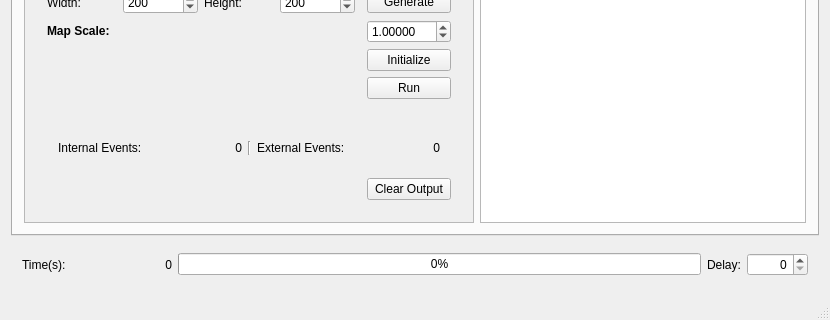
Qt form mainwindow.ui (sojoe02/RANA) before a commit; both pictures show x 0 to 830 and y 347 to 667 of the 830 by 667 pixel window.
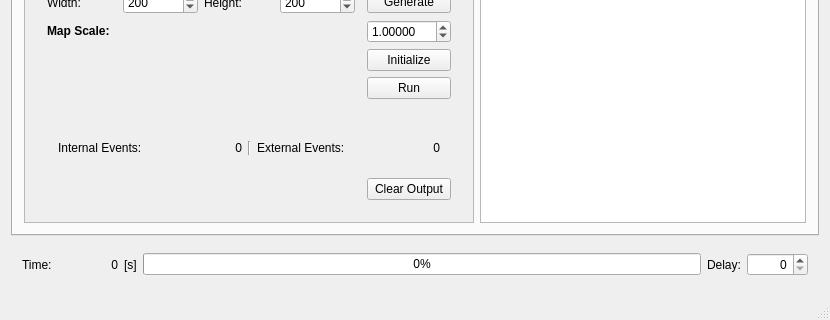
The same form after that commit. Icons and pictures are not drawn.

```diff
--- a/mainwindow.ui
+++ b/mainwindow.ui
@@ -18,32 +18,7 @@
     <item row="2" column="0">
      <widget class="QWidget" name="simGeneralWidget" native="true">
       <layout class="QGridLayout" name="gridLayout_12">
-       <item row="0" column="2">
-        <widget class="QProgressBar" name="progressBar">
-         <property name="sizePolicy">
-          <sizepolicy hsizetype="MinimumExpanding" vsizetype="Fixed">
-           <horstretch>0</horstretch>
-           <verstretch>0</verstretch>
-          </sizepolicy>
-         </property>
-         <property name="minimumSize">
-          <size>
-           <width>0</width>
-           <height>0</height>
-          </size>
-         </property>
-         <property name="baseSize">
-          <size>
-           <width>350</width>
-           <height>0</height>
-          </size>
-         </property>
-         <property name="value">
-          <number>0</number>
-         </property>
-        </widget>
-       </item>
-       <item row="0" column="4">
+       <item row="0" column="5">
         <widget class="QSpinBox" name="delaySpinBox">
          <property name="alignment">
           <set>Qt::AlignRight|Qt::AlignTrailing|Qt::AlignVCenter</set>
@@ -56,7 +31,14 @@
          </property>
         </widget>
        </item>
-       <item row="0" column="3">
+       <item row="0" column="2">
+        <widget class="QLabel" name="label_10">
+         <property name="text">
+          <string>[s]</string>
+         </property>
+        </widget>
+       </item>
+       <item row="0" column="4">
         <widget class="QLabel" name="label_9">
          <property name="text">
           <string>Delay:</string>
@@ -66,7 +48,7 @@
        <item row="0" column="0">
         <widget class="QLabel" name="label_8">
          <property name="text">
-          <string>Time(s):</string>
+          <string>Time:</string>
          </property>
         </widget>
        </item>
@@ -74,7 +56,7 @@
         <widget class="QLabel" name="label_status1">
          <property name="minimumSize">
           <size>
-           <width>100</width>
+           <width>60</width>
            <height>0</height>
           </size>
          </property>
@@ -84,6 +66,34 @@
          <property name="alignment">
           <set>Qt::AlignRight|Qt::AlignTrailing|Qt::AlignVCenter</set>
          </property>
+         <property name="wordWrap">
+          <bool>false</bool>
+         </property>
+        </widget>
+       </item>
+       <item row="0" column="3">
+        <widget class="QProgressBar" name="progressBar">
+         <property name="sizePolicy">
+          <sizepolicy hsizetype="MinimumExpanding" vsizetype="Fixed">
+           <horstretch>0</horstretch>
+           <verstretch>0</verstretch>
+          </sizepolicy>
+         </property>
+         <property name="minimumSize">
+          <size>
+           <width>0</width>
+           <height>0</height>
+          </size>
+         </property>
+         <property name="baseSize">
+          <size>
+           <width>350</width>
+           <height>0</height>
+          </size>
+         </property>
+         <property name="value">
+          <number>0</number>
+         </property>
         </widget>
        </item>
       </layout>
```
Left out of the diff: 563 changed lines with no effect on the pictures.
